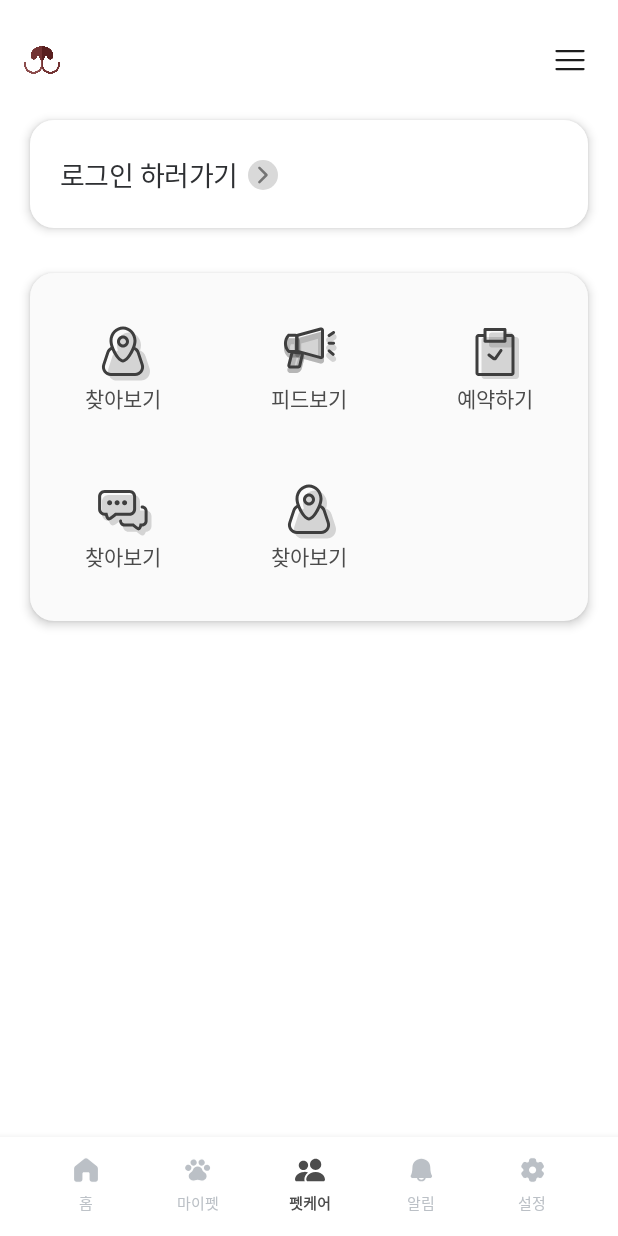
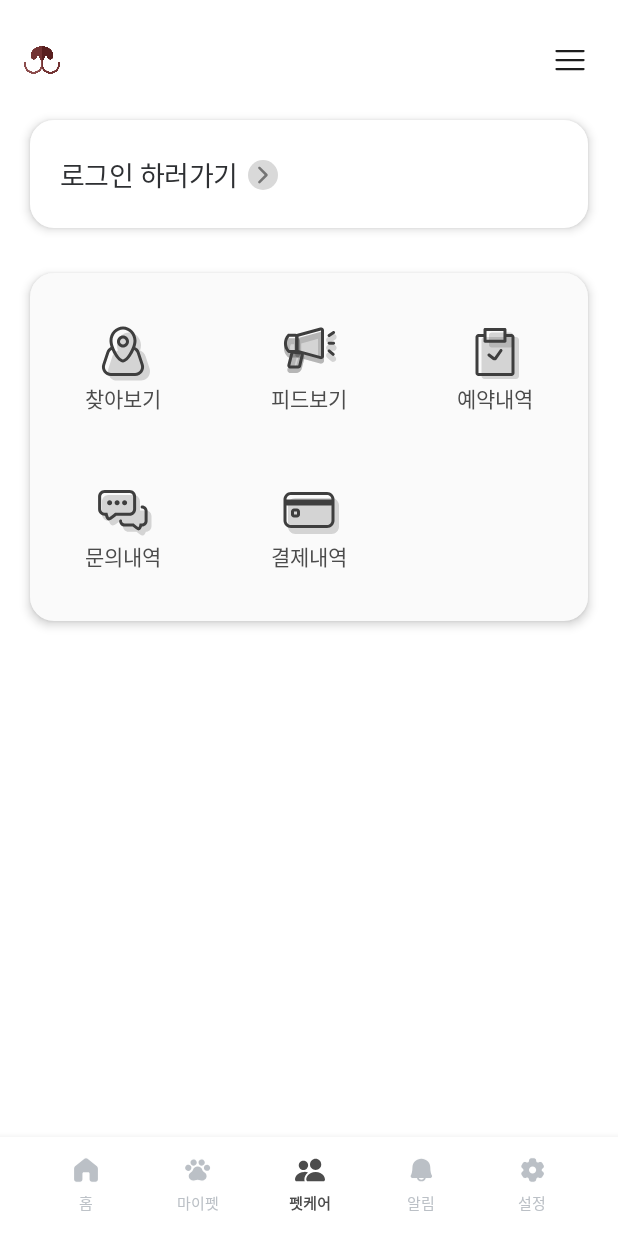
Before and after one commit to cyl0424/TadaInu, an Android app: the screen it shows after launch (MainActivity), item 3 of the bottom bar chosen, on a phone screen of 412 x 824 dp. Run offline under Robolectric (Android 15) with nearby library versions, the phone set to English and light mode, and no system bars; our stand-ins replace Firebase (no records; nobody signed in at launch, a user with empty details on screens opened directly); libraries missing offline, so code that uses them is left out: com.kakao.sdk; pictures from the network do not load; 1 statement that could not run was skipped.

Commit message:
modify menu name

```diff
--- a/app/src/main/res/layout/fragment_partner_main.xml
+++ b/app/src/main/res/layout/fragment_partner_main.xml
@@ -254,7 +254,7 @@
                                 android:layout_width="wrap_content"
                                 android:layout_height="wrap_content"
                                 android:fontFamily="@font/pretendard_medium"
-                                android:text="예약하기"
+                                android:text="예약내역"
                                 android:textColor="#4B4B4B"
                                 android:textSize="14dp"
                                 app:layout_constraintEnd_toEndOf="parent"
@@ -286,7 +286,7 @@
                                 android:layout_width="wrap_content"
                                 android:layout_height="wrap_content"
                                 android:fontFamily="@font/pretendard_medium"
-                                android:text="찾아보기"
+                                android:text="문의내역"
                                 android:textColor="#4B4B4B"
                                 android:textSize="14dp"
                                 app:layout_constraintEnd_toEndOf="parent"
@@ -308,7 +308,7 @@
                                 android:id="@+id/credit_list_img"
                                 android:layout_width="40dp"
                                 android:layout_height="40dp"
-                                android:src="@drawable/icon_map_search"
+                                android:src="@drawable/icon_credit_card"
                                 app:layout_constraintEnd_toEndOf="parent"
                                 app:layout_constraintStart_toStartOf="parent"
                                 app:layout_constraintTop_toTopOf="parent" />
@@ -318,7 +318,7 @@
                                 android:layout_width="wrap_content"
                                 android:layout_height="wrap_content"
                                 android:fontFamily="@font/pretendard_medium"
-                                android:text="찾아보기"
+                                android:text="결제내역"
                                 android:textColor="#4B4B4B"
                                 android:textSize="14dp"
                                 app:layout_constraintEnd_toEndOf="parent"
```
